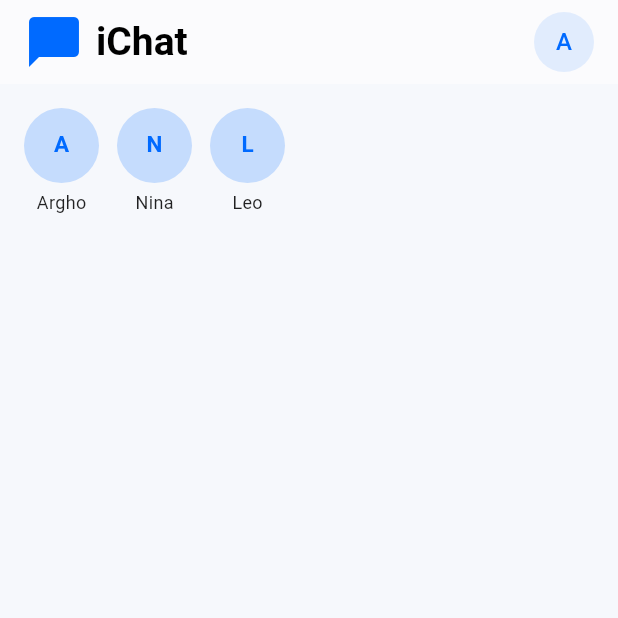
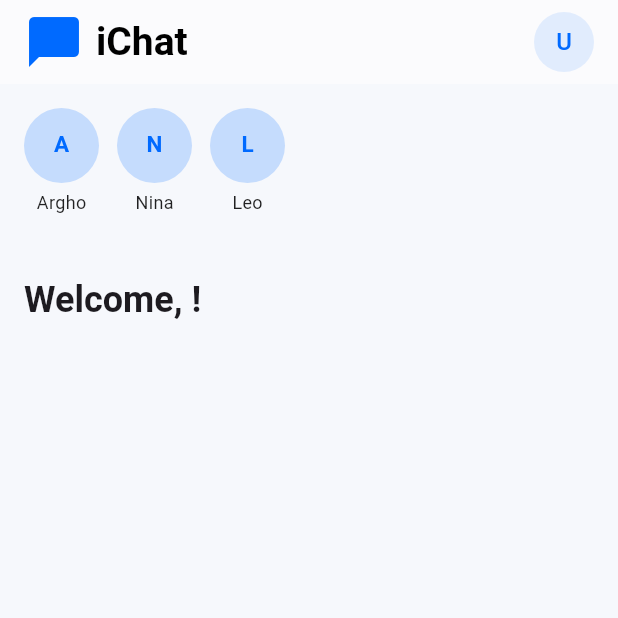
Before and after one commit to iArgho/ichat_app, a Flutter app: the HomeScreen screen opened directly, on a phone screen of 412 x 824 dp, the top half of it. Run offline on Flutter 3.47's test engine with Material 3 defaults, Android fonts, the phone set to English and light mode, and no system bars; our stand-ins replace firebase_auth, firebase_core; accounts and stored records are empty.

Commit message:
user screen has added

```diff
--- a/lib/presentation/screens/home_screen.dart
+++ b/lib/presentation/screens/home_screen.dart
@@ -1,12 +1,16 @@
 import 'package:flutter/material.dart';
+import 'package:firebase_auth/firebase_auth.dart';
 import 'package:ichat_app/presentation/widgets/chat_participant_avatar.dart';
+import 'package:ichat_app/presentation/screens/user_profile_screen.dart'; // Make sure this import exists
 
 class HomeScreen extends StatelessWidget {
   const HomeScreen({super.key});
 
   @override
   Widget build(BuildContext context) {
-    final String userName = "Argho";
+    final user = FirebaseAuth.instance.currentUser;
+    final String userName =
+        user?.displayName ?? user?.email?.split('@')[0] ?? 'User';
 
     final List<String> participants = ['Argho', 'Nina', 'Leo'];
 
@@ -35,11 +39,23 @@ class HomeScreen extends StatelessWidget {
         actions: [
           Padding(
             padding: const EdgeInsets.only(right: 16.0),
-            child: CircleAvatar(
-              backgroundColor: Theme.of(context).primaryColor.withOpacity(0.1),
-              child: Text(
-                userName[0],
-                style: TextStyle(color: Theme.of(context).primaryColor),
+            child: GestureDetector(
+              onTap: () {
+                Navigator.push(
+                  context,
+                  MaterialPageRoute(
+                    builder: (context) => const UserProfileScreen(),
+                  ),
+                );
+              },
+              child: CircleAvatar(
+                backgroundColor: Theme.of(
+                  context,
+                ).primaryColor.withOpacity(0.1),
+                child: Text(
+                  userName.isNotEmpty ? userName[0].toUpperCase() : 'U',
+                  style: TextStyle(color: Theme.of(context).primaryColor),
+                ),
               ),
             ),
           ),
@@ -65,6 +81,15 @@ class HomeScreen extends StatelessWidget {
                   ),
                 ),
                 const SizedBox(height: 32),
+                Padding(
+                  padding: const EdgeInsets.symmetric(horizontal: 16),
+                  child: Text(
+                    'Welcome, $userName!',
+                    style: Theme.of(context).textTheme.headlineSmall?.copyWith(
+                      fontWeight: FontWeight.bold,
+                    ),
+                  ),
+                ),
               ],
             ),
           ),
```
Also changed, not shown: lib/presentation/screens/user_profile_screen.dart (added, +98 -0 lines), lib/presentation/splash_screen.dart (+29 -3 lines).
